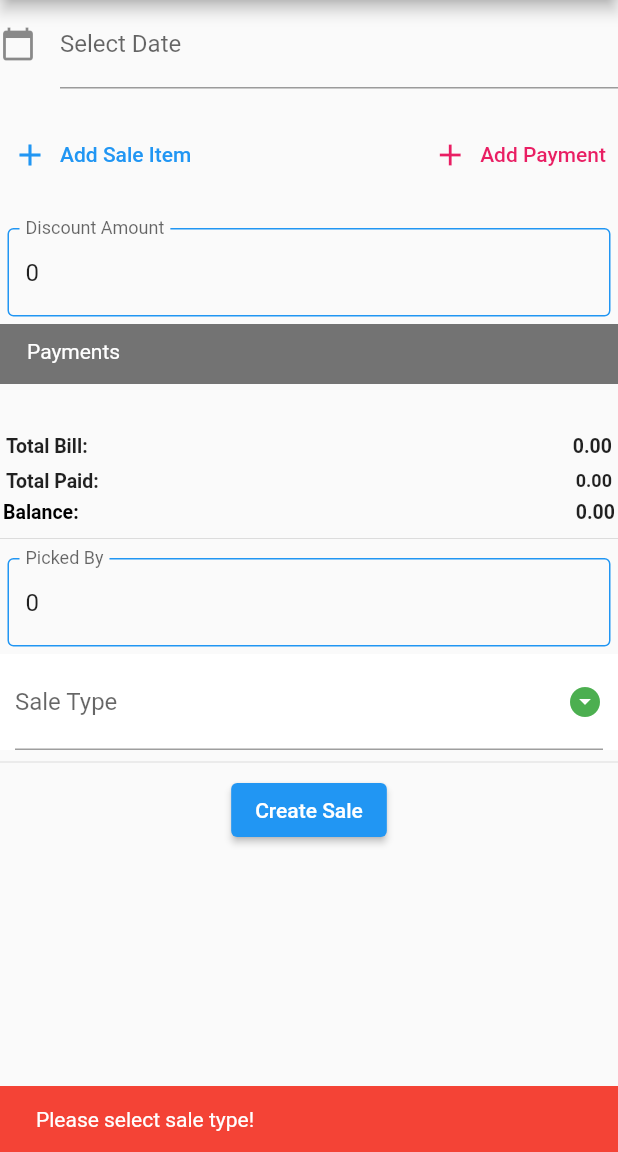
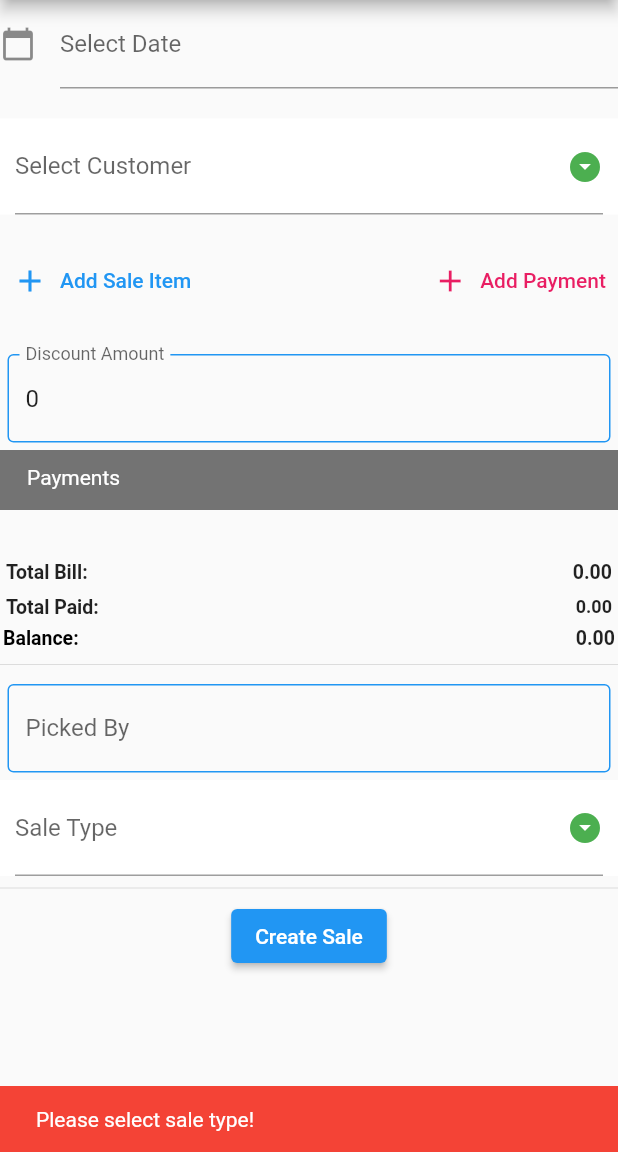
Before and after one commit to Henrykamande/stalismobileapp, a Flutter app: the HomePage screen opened by its route, after a tap on "Create Sale", on a phone screen of 412 x 824 dp, the part 84-1236 px from its top. Run offline on Flutter 3.47's test engine with Material 2 defaults, Android fonts, the phone set to English and light mode, and no system bars; our stand-ins replace email_validator, oktoast, qr_flutter, shared_preferences, snippet_coder_utils; missing offline and left inert: esc_pos_bluetooth, esc_pos_utils, flutter_bluetooth_basic; accounts and stored records are empty; network calls fail.

Commit message:
adding customer selection

```diff
--- a/lib/homepage.dart
+++ b/lib/homepage.dart
@@ -39,6 +39,8 @@ class _HomePageState extends State<HomePage> {
   List<SaleRow> products = [];
   String customerNo = "";
   List alldrivers = [];
+  List allCustomers = [];
+  var selectedCustomerId = "";
   var selectedDriver = '';
   PrinterBluetooth? defaultPrinter;
   var selectedSaleType = '';
@@ -59,6 +61,7 @@ class _HomePageState extends State<HomePage> {
     super.initState();
     fetchDrivers();
     fetchallSaleTypes();
+    fetchCustomers();
     setdate = true;
     _getPrinterAddress();
     _scanPrinters();
@@ -109,6 +112,17 @@ class _HomePageState extends State<HomePage> {
     if (driversResponse['ResultCode'] == 1200) {
       setState(() {
         alldrivers = driversResponse['ResponseData'];
+      });
+    }
+  }
+
+  void fetchCustomers() async {
+    final response = await httpGet('customers');
+    final customersResponse = jsonDecode(response.body);
+
+    if (customersResponse['ResultCode'] == 1200) {
+      setState(() {
+        allCustomers = customersResponse['ResponseData'];
       });
     }
   }
@@ -171,6 +185,7 @@ class _HomePageState extends State<HomePage> {
 
   void saveSale() {
     // validation checks
+
     if (selectedSaleType == '') {
       ScaffoldMessenger.of(context).showSnackBar(
         const SnackBar(
@@ -237,6 +252,8 @@ class _HomePageState extends State<HomePage> {
         objType: 14,
         docNum: 2,
         pickedBy: pickedBy,
+        cardCode:
+            selectedCustomerId != '' ? int.parse(selectedCustomerId) : null,
         saleType: selectedSaleType != '' ? int.parse(selectedSaleType) : 0,
         discSum: discountGiven,
         payments: paymentlist,
@@ -261,6 +278,11 @@ class _HomePageState extends State<HomePage> {
             .resetCustmerPhone();
         Provider.of<ProductListProvider>(context, listen: false)
             .resetsetdiscount();
+
+        setState(() {
+          selectedSaleType = '';
+          selectedCustomerId = "";
+        });
 
         ScaffoldMessenger.of(context).showSnackBar(
           const SnackBar(
@@ -326,6 +348,18 @@ class _HomePageState extends State<HomePage> {
           SizedBox(
             child: _buildDatePicker(context),
           ),
+          SizedBox(
+            height: 20,
+          ),
+          CustomSelectBox(
+              selectedVal: selectedCustomerId,
+              label: 'Select Customer',
+              items: allCustomers,
+              onChanged: (val) {
+                setState(() {
+                  selectedCustomerId = val as String;
+                });
+              }),
           SizedBox(
             height: 20,
           ),
@@ -601,8 +635,7 @@ class _HomePageState extends State<HomePage> {
                   child: Padding(
                     padding: const EdgeInsets.all(5.0),
                     child: TextFormField(
-                      initialValue: "0",
-                      keyboardType: TextInputType.number,
+                      initialValue: "",
                       decoration: InputDecoration(
                         labelText: 'Picked By',
                         fillColor: Colors.white,
```
Also changed, not shown: lib/utils/custom_select_box.dart (+11 -2 lines).
